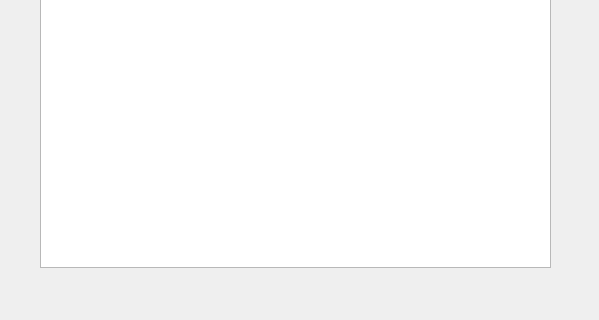
The window that theorywindow.ui (dacsson/PrimAlgorithm) describes before a commit, drawn with Qt 5; both pictures show x 0 to 599 and y 173 to 493 of the 599 by 493 pixel window.
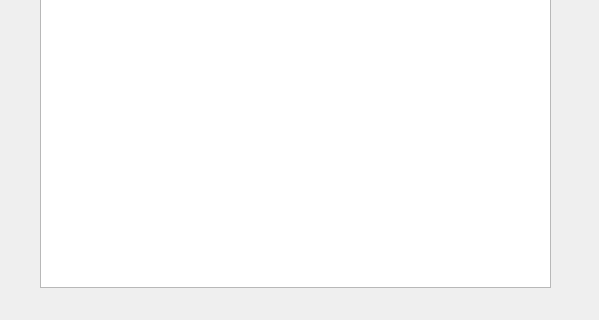
The same window after the commit.

What changed in the file:
```diff
--- a/theorywindow.ui
+++ b/theorywindow.ui
@@ -19,7 +19,7 @@
      <x>40</x>
      <y>30</y>
      <width>511</width>
-     <height>411</height>
+     <height>431</height>
     </rect>
    </property>
   </widget>
```
